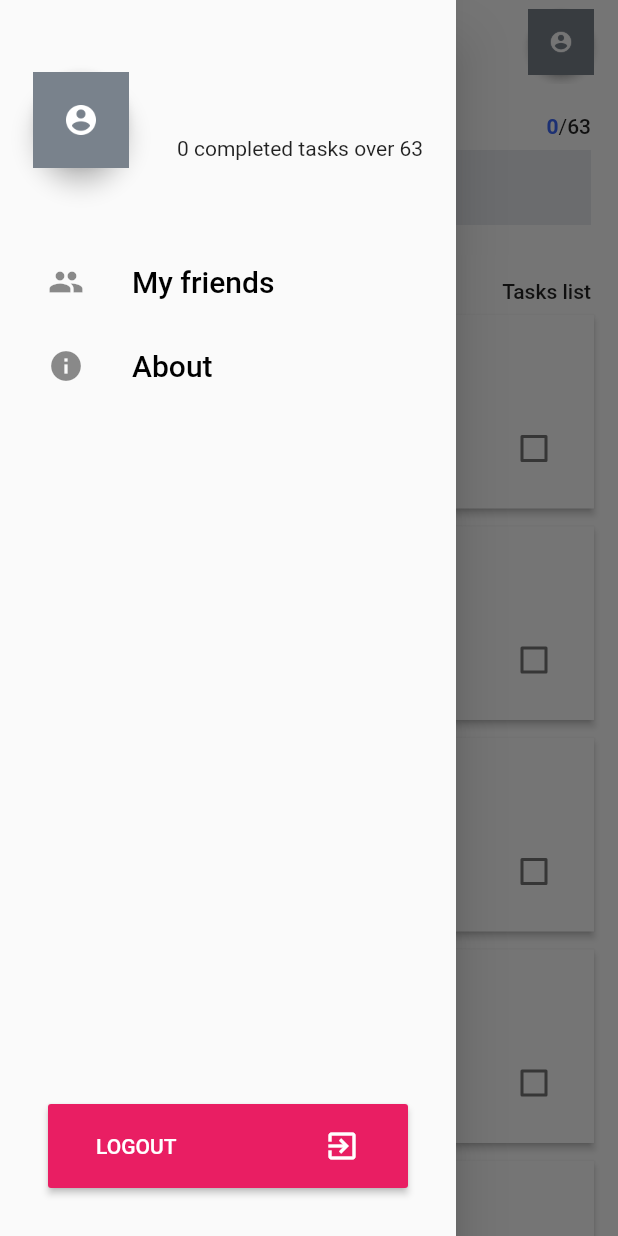
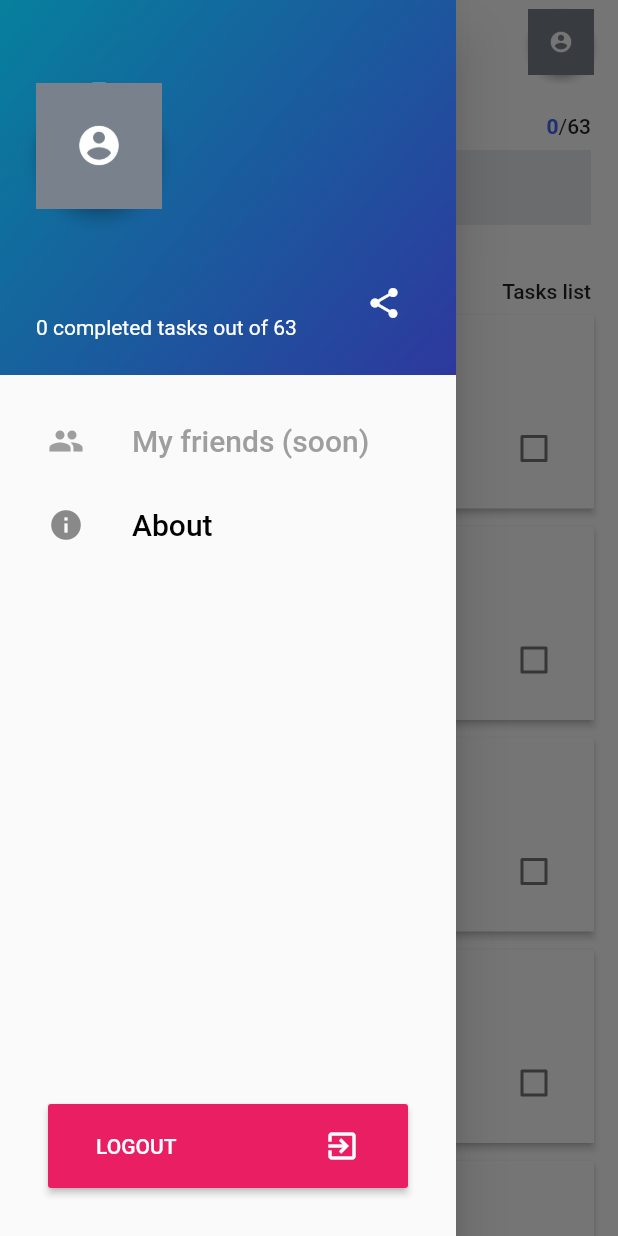
Before and after one commit to Ivaskuu/life_todo, a Flutter app: the TodoListPage screen opened directly, with the side drawer open, on a phone screen of 412 x 824 dp. Run offline on Flutter 3.47's test engine with Material 2 defaults, Android fonts, the phone set to English and light mode, and no system bars; our stand-ins replace image_picker, share, shared_preferences; missing offline and left inert: launch_review; accounts and stored records are empty.

Commit message:
New menu page

```diff
--- a/lib/pages/menu_page.dart
+++ b/lib/pages/menu_page.dart
@@ -4,6 +4,9 @@ import 'onboard_page.dart';
 import '../misc/user_image.dart';
 import '../misc/io_manager.dart';
 import '../misc/tasks_list.dart';
+import '../misc/mycolors.dart';
+
+import 'package:share/share.dart';
 
 class MenuPage extends StatefulWidget
 {
@@ -16,14 +19,13 @@ class _MenuPageState extends State<MenuPage>
   @override
   Widget build(BuildContext context)
   {
-    return new Scaffold
-    (
-      body: new Column
+    return new Column
     (
       mainAxisAlignment: MainAxisAlignment.spaceBetween,
       crossAxisAlignment: CrossAxisAlignment.center,
       children: <Widget>
       [
+        // Upper part
         new Column
         (
           mainAxisAlignment: MainAxisAlignment.start,
@@ -31,50 +33,93 @@ class _MenuPageState extends State<MenuPage>
           children: <Widget>
           [
             /// Profile infos
+            new SizedBox.fromSize
+            (
+              size: new Size.fromHeight(250.0),
+              child: new Stack
+              (
+                alignment: Alignment.center,
+                children: <Widget>
+                [
+                  /// Upper gradient
+                  new SizedBox.expand
+                  (
+                    child: new Container
+                    (
+                      decoration: new BoxDecoration(gradient: new LinearGradient(colors: [ new Color(0xFF0acffe), new Color(0xFF495aff) ], begin: Alignment.topLeft, end: Alignment.bottomRight)),
+                    ),
+                  ),
+                  /// Black transparent overlay
+                  new SizedBox.expand
+                  (
+                    child: new Container
+                    (
+                      color: Colors.black38,
+                    ),
+                  ),
+                  /// Name, tasks num and share button
+                  new Align
+                  (
+                    alignment: Alignment.bottomLeft,
+                    child: new Container
+                    (
+                      margin: new EdgeInsets.all(24.0),
+                      child: new Row
+                      (
+                        mainAxisAlignment: MainAxisAlignment.spaceBetween,
+                        crossAxisAlignment: CrossAxisAlignment.end,
+                        children: <Widget>
+                        [
+                          new Column
+                          (
+                            mainAxisAlignment: MainAxisAlignment.end,
+                            crossAxisAlignment: CrossAxisAlignment.start,
+                            children: <Widget>
+                            [
                               new Container
                               (
-                margin: new EdgeInsets.only(top: 48.0),
-                child: new Row
+                                margin: new EdgeInsets.only(bottom: 24.0),
+                                child: new Material
                                 (
-                  mainAxisAlignment: MainAxisAlignment.center,
-                  crossAxisAlignment: CrossAxisAlignment.center,
-                  children: <Widget>
-                  [
-                    new Material
-                    (
-                      color: Colors.transparent,
-                      elevation: 6.0,
+                                  elevation: 4.0,
                                   shape: new CircleBorder(),
                                   child: new CircleAvatar
                                   (
-                        radius: 32.0,
-                        backgroundColor: Colors.white,
+                                    radius: 42.0,
                                     child: new UserImage(),
                                   ),
                                 ),
-                    new Padding(padding: new EdgeInsets.only(right: 32.0)),
-                    new Column
+                              ),
+                              new Text(User.name, style: new TextStyle(color: Colors.white, fontSize: 40.0, fontWeight: FontWeight.w500)),
+                              new Text(User.completedTasks.length.toString() + ' completed tasks out of ' + TasksList.tasks.length.toString(), style: new TextStyle(color: Colors.white))
+                            ],
+                          ),
+                          new Material
                           (
-                      mainAxisAlignment: MainAxisAlignment.center,
-                      crossAxisAlignment: CrossAxisAlignment.start,
-                      children: <Widget>
-                      [
-                        new Text(User.name, style: new TextStyle(fontSize: 32.0, fontWeight: FontWeight.w500)),
-                        new Text(User.completedTasks.length.toString() + ' completed tasks over ' + TasksList.tasks.length.toString())
+                            shape: new CircleBorder(),
+                            color: Colors.transparent,
+                            child: new IconButton
+                            (
+                              onPressed: () => share(User.name + ' has completed ' + User.completedTasks.length.toString() + ' tasks in Life Todo! Can you beat him?\n\nDownload it here: https://play.google.com/store/apps/details?id=com.skuu.lifetodo'),
+                              icon: new Icon(Icons.share, color: Colors.white),
+                            )
+                          )
                         ],
+                      )
+                    )
                   )
                 ],
               ),
             ),
             /// Menu buttons
-              new Padding(padding: new EdgeInsets.only(top: 48.0)),
+            new Padding(padding: new EdgeInsets.only(top: 16.0)),
             new FlatButton
             (
               //onPressed: () { },
               child: new ListTile
               (
-                  title: new Text("My friends", style: new TextStyle(color: Colors.black, fontWeight: FontWeight.w500, fontSize: 20.0)),
-                  leading: new Icon(Icons.people),
+                title: new Text("My friends (soon)", style: new TextStyle(color: Colors.grey, fontWeight: FontWeight.w500, fontSize: 20.0)),
+                leading: new Icon(Icons.people, color: Colors.grey),
               ),
             ),
             new FlatButton
@@ -88,6 +133,7 @@ class _MenuPageState extends State<MenuPage>
             ),
           ],
         ),
+        // Logout button
         new Container
         (
           margin: new EdgeInsets.only(bottom: 32.0, left: 32.0, right: 32.0),
@@ -116,7 +162,6 @@ class _MenuPageState extends State<MenuPage>
           )
         )
       ],
-      )
     );
   }
 }
--- a/lib/pages/todo_list_page/todo_card.dart
+++ b/lib/pages/todo_list_page/todo_card.dart
@@ -68,7 +68,7 @@ class _TodoCardState extends State<TodoCard>
                       widget.task.done
                       ? new InkWell
                       (
-                        onTap: () => share(User.name + ' has completed ' + widget.task.description + ' in his life!\nDownload it here: https://play.google.com/store/apps/details?id=com.skuu.lifetodo'),
+                        onTap: () => share(User.name + ' has completed ' + widget.task.description + ' in his life!\n\nDownload it here: https://play.google.com/store/apps/details?id=com.skuu.lifetodo'),
                         child: new Container
                         (
                           margin: new EdgeInsets.only(right: 12.0),
--- a/pubspec.yaml
+++ b/pubspec.yaml
@@ -31,6 +31,7 @@ flutter:
    - res/forest.jpg
    - res/user.png
    - res/icon.png
+   - res/activities.png
 
   # An image asset can refer to one or more resolution-specific "variants", see
   # https://flutter.io/assets-and-images/#resolution-aware.
```
Also changed, not shown: res/activities_zoom.png (added), res/icon.png. Lines whose indentation alone changed are shown as unchanged.
